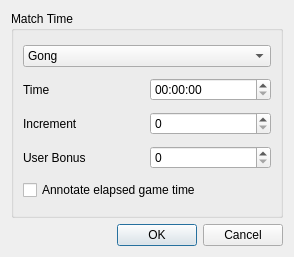
The window that src/dialogs/matchparameterdlg.ui (madnight/chessx) describes before a commit, drawn with Qt 5.
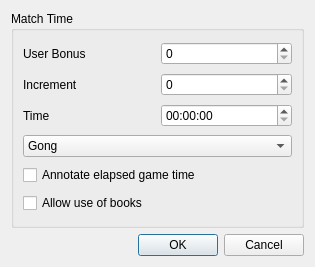
The same window after the commit.

Commit message: New feature: GUI provides book moves for engine games

Patch:
```diff
--- a/src/dialogs/matchparameterdlg.ui
+++ b/src/dialogs/matchparameterdlg.ui
@@ -6,8 +6,8 @@
    <rect>
     <x>0</x>
     <y>0</y>
-    <width>294</width>
-    <height>257</height>
+    <width>315</width>
+    <height>267</height>
    </rect>
   </property>
   <property name="windowTitle">
@@ -21,18 +21,38 @@
      </property>
      <layout class="QVBoxLayout" name="verticalLayout_2">
       <item>
-       <widget class="QComboBox" name="cbMode">
+       <layout class="QHBoxLayout" name="horizontalLayout_2">
         <item>
-         <property name="text">
-          <string>Gong</string>
-         </property>
+         <widget class="QLabel" name="labelBonus">
+          <property name="text">
+           <string>User Bonus</string>
+          </property>
+          <property name="buddy">
+           <cstring>timeBonus</cstring>
+          </property>
+         </widget>
         </item>
         <item>
-         <property name="text">
-          <string>Sudden Death</string>
-         </property>
+         <widget class="QSpinBox" name="timeBonus"/>
         </item>
-       </widget>
+       </layout>
+      </item>
+      <item>
+       <layout class="QHBoxLayout" name="horizontalLayout_3">
+        <item>
+         <widget class="QLabel" name="labelInc">
+          <property name="text">
+           <string>Increment</string>
+          </property>
+          <property name="buddy">
+           <cstring>timeInc</cstring>
+          </property>
+         </widget>
+        </item>
+        <item>
+         <widget class="QSpinBox" name="timeInc"/>
+        </item>
+       </layout>
       </item>
       <item>
        <layout class="QHBoxLayout" name="horizontalLayout">
@@ -56,38 +76,18 @@
        </layout>
       </item>
       <item>
-       <layout class="QHBoxLayout" name="horizontalLayout_3">
+       <widget class="QComboBox" name="cbMode">
         <item>
-         <widget class="QLabel" name="labelInc">
-          <property name="text">
-           <string>Increment</string>
-          </property>
-          <property name="buddy">
-           <cstring>timeInc</cstring>
-          </property>
-         </widget>
+         <property name="text">
+          <string>Gong</string>
+         </property>
         </item>
         <item>
-         <widget class="QSpinBox" name="timeInc"/>
+         <property name="text">
+          <string>Sudden Death</string>
+         </property>
         </item>
-       </layout>
-      </item>
-      <item>
-       <layout class="QHBoxLayout" name="horizontalLayout_2">
-        <item>
-         <widget class="QLabel" name="labelBonus">
-          <property name="text">
-           <string>User Bonus</string>
-          </property>
-          <property name="buddy">
-           <cstring>timeBonus</cstring>
-          </property>
-         </widget>
-        </item>
-        <item>
-         <widget class="QSpinBox" name="timeBonus"/>
-        </item>
-       </layout>
+       </widget>
       </item>
       <item>
        <widget class="QCheckBox" name="annotateEgt">
@@ -96,6 +96,13 @@
         </property>
        </widget>
       </item>
+      <item>
+       <widget class="QCheckBox" name="cbAllowBook">
+        <property name="text">
+         <string>Allow use of books</string>
+        </property>
+       </widget>
+      </item>
      </layout>
     </widget>
    </item>
```
The commit also changes 18 other files.
